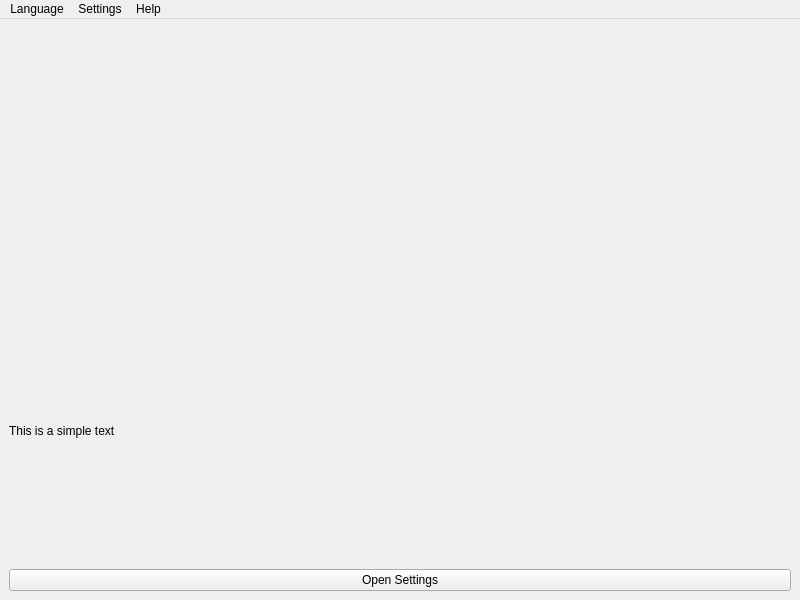
This is resources/ui/MainWindow.ui in SonGokussj4/PySide2-Boilerplate as Qt 5 draws it before an edit. The edited form follows.
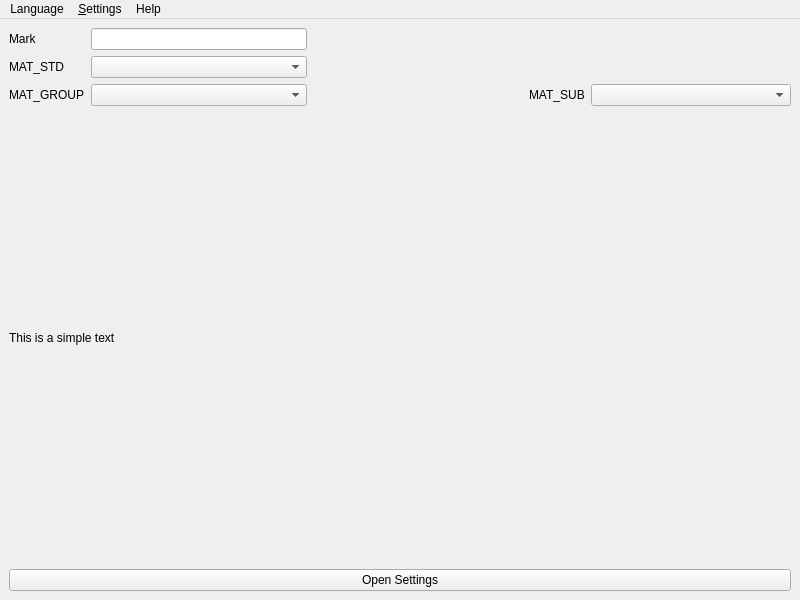
This is the edited form. Icons and pictures are not drawn.

Commit message: Add dependant ComboBox; Update Makefile and few other things

Patch:
```diff
--- a/resources/ui/MainWindow.ui
+++ b/resources/ui/MainWindow.ui
@@ -16,17 +16,101 @@
   <widget class="QWidget" name="centralwidget">
    <layout class="QVBoxLayout" name="verticalLayout">
     <item>
-     <widget class="QLabel" name="label_2">
-      <property name="text">
-       <string/>
-      </property>
-      <property name="pixmap">
-       <pixmap resource="../resources.qrc">:/icons/demo.svg</pixmap>
-      </property>
-      <property name="alignment">
-       <set>Qt::AlignCenter</set>
-      </property>
-     </widget>
+     <layout class="QGridLayout" name="gridLayout_2">
+      <item row="1" column="1">
+       <widget class="QComboBox" name="cboMatStd">
+        <property name="minimumSize">
+         <size>
+          <width>200</width>
+          <height>0</height>
+         </size>
+        </property>
+       </widget>
+      </item>
+      <item row="2" column="0">
+       <widget class="QLabel" name="lblMatGroup">
+        <property name="text">
+         <string>MAT_GROUP</string>
+        </property>
+        <property name="buddy">
+         <cstring>cboMatGroup</cstring>
+        </property>
+       </widget>
+      </item>
+      <item row="0" column="1">
+       <widget class="QLineEdit" name="txtMark">
+        <property name="minimumSize">
+         <size>
+          <width>200</width>
+          <height>0</height>
+         </size>
+        </property>
+       </widget>
+      </item>
+      <item row="2" column="3">
+       <widget class="QLabel" name="lblMatSub">
+        <property name="text">
+         <string>MAT_SUB</string>
+        </property>
+        <property name="buddy">
+         <cstring>cboMatSub</cstring>
+        </property>
+       </widget>
+      </item>
+      <item row="0" column="0">
+       <widget class="QLabel" name="lblMark">
+        <property name="text">
+         <string>Mark</string>
+        </property>
+        <property name="buddy">
+         <cstring>txtMark</cstring>
+        </property>
+       </widget>
+      </item>
+      <item row="1" column="0">
+       <widget class="QLabel" name="lblMatStd">
+        <property name="text">
+         <string>MAT_STD</string>
+        </property>
+        <property name="buddy">
+         <cstring>cboMatStd</cstring>
+        </property>
+       </widget>
+      </item>
+      <item row="2" column="1">
+       <widget class="QComboBox" name="cboMatGroup">
+        <property name="minimumSize">
+         <size>
+          <width>200</width>
+          <height>0</height>
+         </size>
+        </property>
+       </widget>
+      </item>
+      <item row="2" column="4">
+       <widget class="QComboBox" name="cboMatSub">
+        <property name="minimumSize">
+         <size>
+          <width>200</width>
+          <height>0</height>
+         </size>
+        </property>
+       </widget>
+      </item>
+      <item row="2" column="2">
+       <spacer name="horizontalSpacer">
+        <property name="orientation">
+         <enum>Qt::Horizontal</enum>
+        </property>
+        <property name="sizeHint" stdset="0">
+         <size>
+          <width>40</width>
+          <height>20</height>
+         </size>
+        </property>
+       </spacer>
+      </item>
+     </layout>
     </item>
     <item>
      <widget class="QLabel" name="lblSimpleText">
@@ -62,7 +146,7 @@
    </widget>
    <widget class="QMenu" name="menuSettings">
     <property name="title">
-     <string>Settings</string>
+     <string>&amp;Settings</string>
     </property>
     <addaction name="actionPreferences"/>
    </widget>
```
The commit also changes 6 other files.
